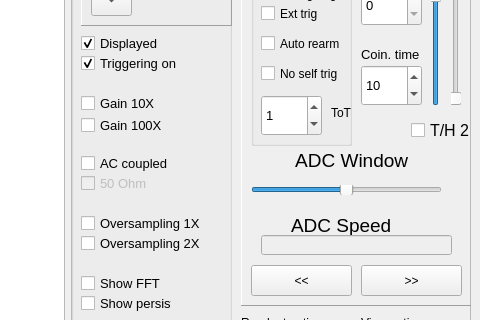
Above: software/Haasoscope.ui from nuni38317/JH_Advanced_Haasoscope before the change; both pictures show x 841 to 1321 and y 183 to 503 of the 1321 by 843 pixel window. Below: the same form after it.
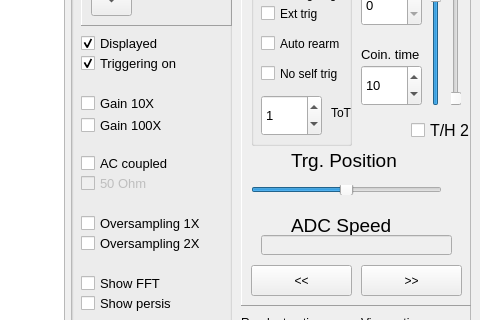
That is the form after the change. Custom widgets are drawn as their Qt base class.

What changed in the file:
```diff
--- a/software/Haasoscope.ui
+++ b/software/Haasoscope.ui
@@ -191,7 +191,7 @@
          </font>
         </property>
         <property name="text">
-         <string> ADC Window</string>
+         <string>Trg. Position</string>
         </property>
        </widget>
        <widget class="QLabel" name="label_4">
```
Left out of the diff: 6 changed lines with no effect on the pictures.
